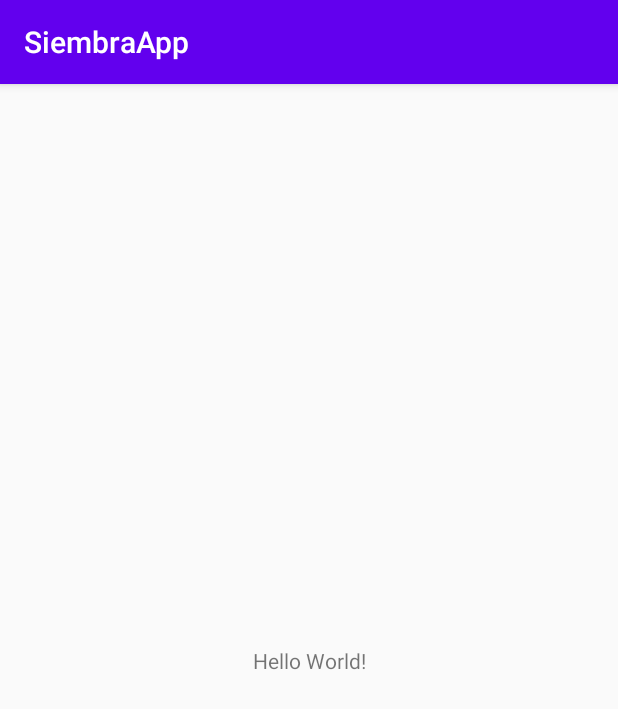
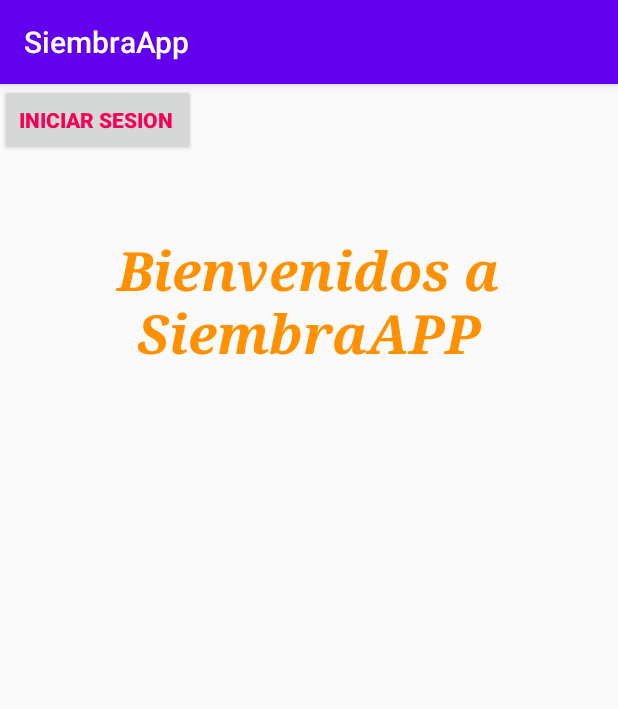
Before and after one commit to jairo2014/SiembraApp, an Android app: the screen it shows after launch (MainActivity), on a phone screen of 412 x 824 dp. Shown: the top 709 px of the screen. Run offline under Robolectric (Android 15) with nearby library versions, the phone set to English and light mode, and no system bars.

Commit message:
Initial commit

```diff
--- a/app/src/main/res/layout/activity_main.xml
+++ b/app/src/main/res/layout/activity_main.xml
@@ -7,12 +7,31 @@
     tools:context=".MainActivity">
 
     <TextView
+        android:layout_width="291dp"
+        android:layout_height="133dp"
+        android:fontFamily="serif"
+        android:text="Bienvenidos a SiembraAPP"
+        android:textAlignment="center"
+        android:textAllCaps="false"
+        android:textColor="#FF9100"
+        android:textSize="36sp"
+        android:textStyle="bold|italic"
+        app:layout_constraintBottom_toBottomOf="parent"
+        app:layout_constraintHorizontal_bias="0.497"
+        app:layout_constraintLeft_toLeftOf="parent"
+        app:layout_constraintRight_toRightOf="parent"
+        app:layout_constraintTop_toTopOf="parent"
+        app:layout_constraintVertical_bias="0.156" />
+
+    <Button
+        android:id="@+id/button"
         android:layout_width="wrap_content"
         android:layout_height="wrap_content"
-        android:text="Hello World!"
-        app:layout_constraintBottom_toBottomOf="parent"
-        app:layout_constraintLeft_toLeftOf="parent"
-        app:layout_constraintRight_toRightOf="parent"
-        app:layout_constraintTop_toTopOf="parent" />
+        android:text="INICIAR SESION "
+        android:textAlignment="center"
+        android:textColor="#F50057"
+        android:textStyle="bold"
+        tools:layout_editor_absoluteX="116dp"
+        tools:layout_editor_absoluteY="34dp" />
 
 </androidx.constraintlayout.widget.ConstraintLayout>
```
